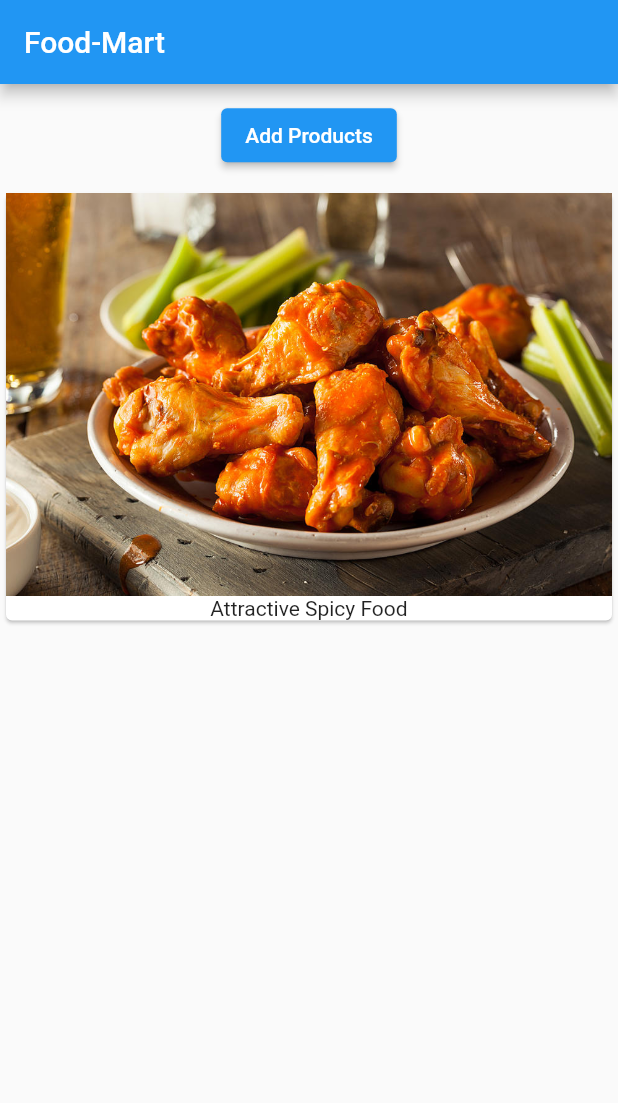
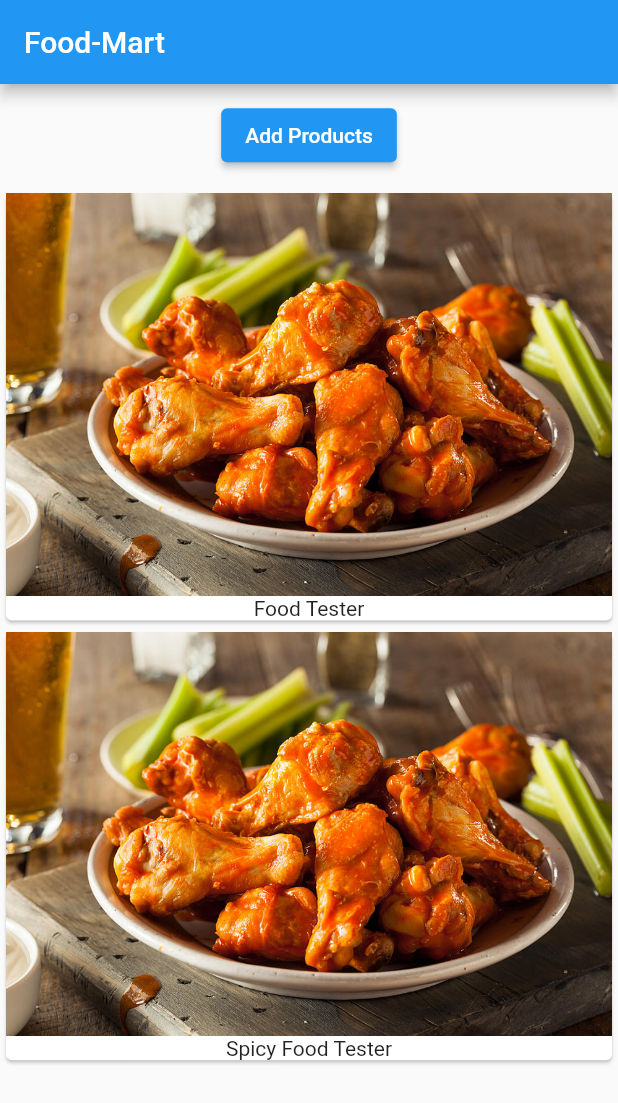
Before and after one commit to jonyszone/E_Mart, a Flutter app: the screen it shows after launch, after a tap on "Add Products", on a phone screen of 412 x 824 dp. Shown: the top 1103 px of the screen. Run offline on Flutter 3.47's test engine with Material 2 defaults, Android fonts, the phone set to English and light mode, and no system bars.

Commit message:
added stateful widget and list of data

```diff
--- a/lib/main.dart
+++ b/lib/main.dart
@@ -2,7 +2,17 @@ import 'package:flutter/material.dart';
 
 void main() => runApp(MyApp());
 
-class MyApp extends StatelessWidget {
+class MyApp extends StatefulWidget {
+  @override
+  State<StatefulWidget> createState() {
+    // TODO: implement createState
+    return _MyAppState();
+  }
+}
+
+class _MyAppState extends State<MyApp> {
+  List<String> _products = ["Food Tester"];
+
   @override
   Widget build(BuildContext context) {
     return MaterialApp(
@@ -10,21 +20,34 @@ class MyApp extends StatelessWidget {
         appBar: AppBar(
           title: Text('Food-Mart'),
         ),
-        body: Column(children: [
+        body: Column(
+          children: [
             Container(
               margin: EdgeInsets.all(10.2),
-            child:
-                ElevatedButton(onPressed: () {}, child: Text('Add Products')),
+              child: ElevatedButton(
+                  onPressed: () {
+                    setState(() {
+                      _products.add('Spicy Food Tester');
+                    });
+                  },
+                  child: Text('Add Products')),
             ),
-          Card(
+            Column(
+              children: _products
+                  .map(
+                    (element) => Card(
                       child: Column(
                         children: [
                           Image.asset('assets/spicy.jpg'),
-                Text('Attractive Spicy Food')
+                          Text(element)
                         ],
                       ),
                     ),
-        ]),
+                  )
+                  .toList(),
+            ),
+          ],
+        ),
       ),
     );
   }
```
Lines whose indentation alone changed are shown as unchanged.
